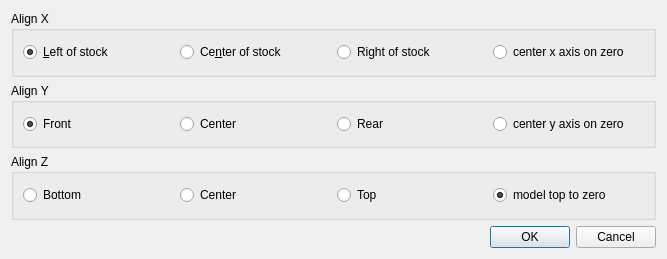
The window that src/Gui/AlignModelDialog.ui (fredrickojackson/CppCAM) describes before a commit, drawn with Qt 5.
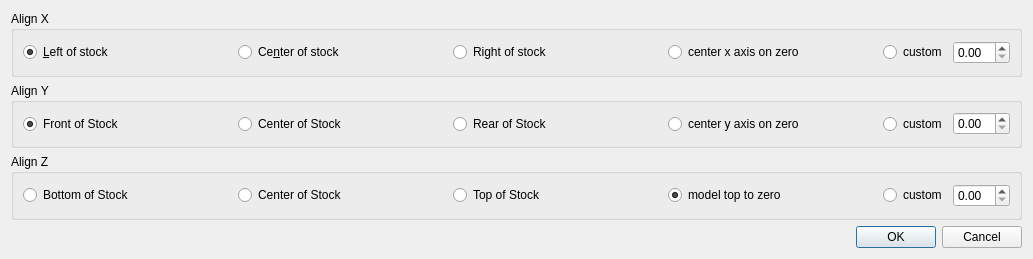
The same window after the commit. Icons and pictures are not drawn.

Commit message: added some ability to move model

```diff
--- a/src/Gui/AlignModelDialog.ui
+++ b/src/Gui/AlignModelDialog.ui
@@ -9,7 +9,7 @@
    <rect>
     <x>0</x>
     <y>0</y>
-    <width>667</width>
+    <width>1033</width>
     <height>259</height>
    </rect>
   </property>
@@ -29,8 +29,8 @@
      <property name="title">
       <string>Align X</string>
      </property>
-     <layout class="QGridLayout" name="gridLayout">
-      <item row="0" column="0">
+     <layout class="QHBoxLayout" name="horizontalLayout">
+      <item>
        <widget class="QRadioButton" name="radioButton_xmin">
         <property name="text">
          <string>&amp;Left of stock</string>
@@ -40,7 +40,7 @@
         </property>
        </widget>
       </item>
-      <item row="0" column="1">
+      <item>
        <widget class="QRadioButton" name="radioButton_xcen">
         <property name="text">
          <string>Ce&amp;nter of stock</string>
@@ -50,20 +50,43 @@
         </property>
        </widget>
       </item>
-      <item row="0" column="3">
-       <widget class="QRadioButton" name="radioButton_cx">
-        <property name="text">
-         <string>center x axis on zero</string>
-        </property>
-       </widget>
-      </item>
-      <item row="0" column="2">
+      <item>
        <widget class="QRadioButton" name="radioButton_xmax">
         <property name="text">
          <string>Right of stock</string>
         </property>
        </widget>
       </item>
+      <item>
+       <widget class="QRadioButton" name="radioButton_cx">
+        <property name="text">
+         <string>center x axis on zero</string>
+        </property>
+       </widget>
+      </item>
+      <item>
+       <widget class="QRadioButton" name="rbCustomX">
+        <property name="sizePolicy">
+         <sizepolicy hsizetype="Fixed" vsizetype="Fixed">
+          <horstretch>0</horstretch>
+          <verstretch>0</verstretch>
+         </sizepolicy>
+        </property>
+        <property name="text">
+         <string>custom</string>
+        </property>
+       </widget>
+      </item>
+      <item>
+       <widget class="QDoubleSpinBox" name="dsbCustomX">
+        <property name="sizePolicy">
+         <sizepolicy hsizetype="Fixed" vsizetype="Fixed">
+          <horstretch>0</horstretch>
+          <verstretch>0</verstretch>
+         </sizepolicy>
+        </property>
+       </widget>
+      </item>
      </layout>
     </widget>
    </item>
@@ -72,35 +95,35 @@
      <property name="title">
       <string>Align Y</string>
      </property>
-     <layout class="QGridLayout" name="gridLayout_2">
-      <item row="0" column="2">
-       <widget class="QRadioButton" name="radioButton_ymax">
-        <property name="text">
-         <string>Rear</string>
-        </property>
-       </widget>
-      </item>
-      <item row="0" column="1">
-       <widget class="QRadioButton" name="radioButton_ycen">
-        <property name="text">
-         <string>Center</string>
-        </property>
-        <property name="checked">
-         <bool>false</bool>
-        </property>
-       </widget>
-      </item>
-      <item row="0" column="0">
+     <layout class="QHBoxLayout" name="horizontalLayout_2">
+      <item>
        <widget class="QRadioButton" name="radioButton_ymin">
         <property name="text">
-         <string>Front</string>
+         <string>Front of Stock</string>
         </property>
         <property name="checked">
          <bool>true</bool>
         </property>
        </widget>
       </item>
-      <item row="0" column="3">
+      <item>
+       <widget class="QRadioButton" name="radioButton_ycen">
+        <property name="text">
+         <string>Center of Stock</string>
+        </property>
+        <property name="checked">
+         <bool>false</bool>
+        </property>
+       </widget>
+      </item>
+      <item>
+       <widget class="QRadioButton" name="radioButton_ymax">
+        <property name="text">
+         <string>Rear of Stock</string>
+        </property>
+       </widget>
+      </item>
+      <item>
        <widget class="QRadioButton" name="radioButton_cy">
         <property name="text">
          <string>center y axis on zero</string>
@@ -110,6 +133,29 @@
         </property>
        </widget>
       </item>
+      <item>
+       <widget class="QRadioButton" name="rbCustomY">
+        <property name="sizePolicy">
+         <sizepolicy hsizetype="Fixed" vsizetype="Fixed">
+          <horstretch>0</horstretch>
+          <verstretch>0</verstretch>
+         </sizepolicy>
+        </property>
+        <property name="text">
+         <string>custom</string>
+        </property>
+       </widget>
+      </item>
+      <item>
+       <widget class="QDoubleSpinBox" name="dsbCustomY">
+        <property name="sizePolicy">
+         <sizepolicy hsizetype="Fixed" vsizetype="Fixed">
+          <horstretch>0</horstretch>
+          <verstretch>0</verstretch>
+         </sizepolicy>
+        </property>
+       </widget>
+      </item>
      </layout>
     </widget>
    </item>
@@ -118,32 +164,32 @@
      <property name="title">
       <string>Align Z</string>
      </property>
-     <layout class="QGridLayout" name="gridLayout_3">
-      <item row="0" column="1">
-       <widget class="QRadioButton" name="radioButton_zcen">
-        <property name="text">
-         <string>Center</string>
-        </property>
-        <property name="checked">
-         <bool>false</bool>
-        </property>
-       </widget>
-      </item>
-      <item row="0" column="0">
+     <layout class="QHBoxLayout" name="horizontalLayout_3">
+      <item>
        <widget class="QRadioButton" name="radioButton_zmin">
         <property name="text">
-         <string>Bottom</string>
+         <string>Bottom of Stock</string>
         </property>
        </widget>
       </item>
-      <item row="0" column="2">
+      <item>
+       <widget class="QRadioButton" name="radioButton_zcen">
+        <property name="text">
+         <string>Center of Stock</string>
+        </property>
+        <property name="checked">
+         <bool>false</bool>
+        </property>
+       </widget>
+      </item>
+      <item>
        <widget class="QRadioButton" name="radioButton_zmax">
         <property name="text">
-         <string>Top</string>
+         <string>Top of Stock</string>
         </property>
        </widget>
       </item>
-      <item row="0" column="3">
+      <item>
        <widget class="QRadioButton" name="radioButton_cz">
         <property name="text">
          <string>model top to zero</string>
@@ -153,6 +199,29 @@
         </property>
        </widget>
       </item>
+      <item>
+       <widget class="QRadioButton" name="rbCustomZ">
+        <property name="sizePolicy">
+         <sizepolicy hsizetype="Fixed" vsizetype="Fixed">
+          <horstretch>0</horstretch>
+          <verstretch>0</verstretch>
+         </sizepolicy>
+        </property>
+        <property name="text">
+         <string>custom</string>
+        </property>
+       </widget>
+      </item>
+      <item>
+       <widget class="QDoubleSpinBox" name="dsbCustomZ">
+        <property name="sizePolicy">
+         <sizepolicy hsizetype="Fixed" vsizetype="Fixed">
+          <horstretch>0</horstretch>
+          <verstretch>0</verstretch>
+         </sizepolicy>
+        </property>
+       </widget>
+      </item>
      </layout>
     </widget>
    </item>
```
The commit also changes 5 other files.
